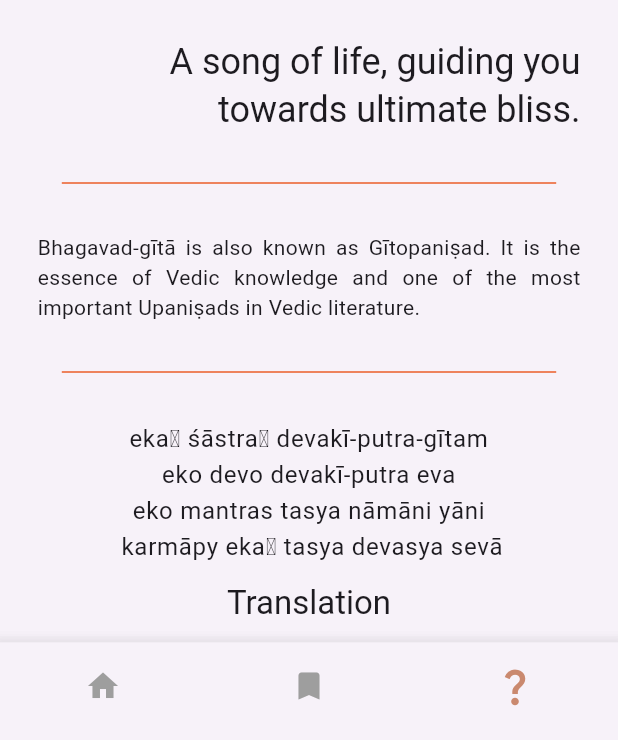
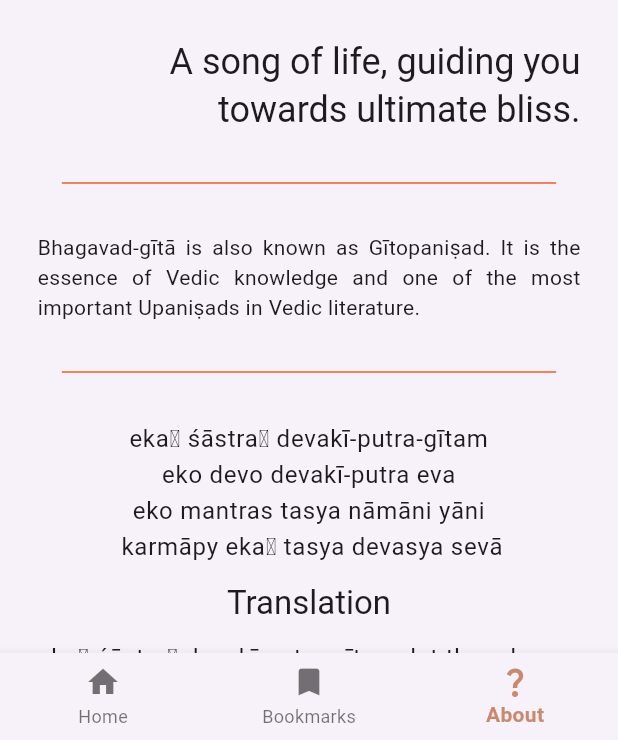
Before and after one commit to mishraaditya595/Gita-App, a Flutter app: the screen it shows after launch, item 3 of the bottom bar chosen, on a phone screen of 412 x 824 dp, the part 496-1236 px from its top. Run offline on Flutter 3.47's test engine with Material 2 defaults, Android fonts, the phone set to English and light mode, and no system bars; our stand-ins replace device_info_plus, firebase_core, firebase_crashlytics, firebase_messaging, firebase_remote_config, flutter_local_notifications and 10 more; missing offline and left inert: device_information, firebase_performance, loading_progress_indicator; accounts and stored records are empty; generated files the repository leaves out were written again.

Commit message:
changes in bottom nav bar ui

```diff
--- a/lib/main.dart
+++ b/lib/main.dart
@@ -82,6 +82,7 @@ class _MyAppState extends State<MyApp> {
 
       theme: ThemeData(
         useMaterial3: true,
+
         scaffoldBackgroundColor: HexColor(ColourConstants.backgroundWhite),
         cardColor: HexColor(ColourConstants.backgroundWhite)
       ),
--- a/lib/ui/bottombar/screen/bottom_bar.dart
+++ b/lib/ui/bottombar/screen/bottom_bar.dart
@@ -1,12 +1,6 @@
-import 'package:curved_labeled_navigation_bar/curved_navigation_bar.dart';
-import 'package:curved_labeled_navigation_bar/curved_navigation_bar_item.dart';
-import 'package:dot_navigation_bar/dot_navigation_bar.dart';
 import 'package:flutter/cupertino.dart';
 import 'package:flutter/material.dart';
-import 'package:get_it/get_it.dart';
-import 'package:in_app_review/in_app_review.dart';
 import 'package:provider/provider.dart';
-import 'package:sbg/ui/bottombar/services/in_app_review_service.dart';
 import '../../../utils/colour_constants.dart';
 import '../../../utils/hexcolor.dart';
 import '../../bookmark/provider/bookmark_provider.dart';
@@ -43,9 +37,6 @@ class _BottomBarState extends State<BottomBar> {
 
   @override
   Widget build(BuildContext context) {
-
-
-
     return MultiProvider(
       providers: [
         ChangeNotifierProvider(
@@ -77,66 +68,24 @@ class _BottomBarState extends State<BottomBar> {
         ),
         body: pages[selectedIndex],
         extendBody: false,
-        bottomNavigationBar: Material(
-          elevation: 10,
-          child:
-          Container(
-            height: 65,
-            child: BottomNavigationBar(
-              elevation: 10,
+        bottomNavigationBar:
+        BottomNavigationBar(
           currentIndex: selectedIndex,
           backgroundColor: HexColor(ColourConstants.backgroundWhite),
-              type: BottomNavigationBarType.fixed,
-              selectedLabelStyle:  TextStyle(
-                  fontWeight: FontWeight.bold, color: HexColor(ColourConstants.antiqueBrass)),
-              unselectedLabelStyle:
-              const TextStyle(fontWeight: FontWeight.bold, color: Colors.black),
+          fixedColor: HexColor(ColourConstants.antiqueBrass),
+          selectedLabelStyle:  const TextStyle(
+              fontWeight: FontWeight.bold),
           selectedIconTheme:
-              IconThemeData(color: HexColor(ColourConstants.antiqueBrass), size: 30),
-              unselectedIconTheme: const IconThemeData(
-                color: Colors.grey,
-              ),
-              showUnselectedLabels: false,
-              showSelectedLabels: false,
+          IconThemeData(color: HexColor(ColourConstants.antiqueBrass)),
           onTap: _onItemTapped,
           items: const <BottomNavigationBarItem>[
-                BottomNavigationBarItem(icon: Icon(Icons.home), label: ""),
+            BottomNavigationBarItem(icon: Icon(Icons.home), label: "Home"),
             BottomNavigationBarItem(
-                    icon: Icon(Icons.bookmark), label: ""),
+                icon: Icon(Icons.bookmark), label: "Bookmarks"),
             BottomNavigationBarItem(
-                    icon: Icon(Icons.question_mark), label: ""),
+                icon: Icon(Icons.question_mark), label: "About"),
             // BottomNavigationBarItem(icon: Icon(Icons.more), label: "More"),
           ],
-            ),
-          ),
-
-          // CurvedNavigationBar(
-          //     height: 45,
-          //     color: HexColor(ColourConstants.backgroundWhite),
-          //     backgroundColor: HexColor(ColourConstants.antiqueBrass),
-          //     buttonBackgroundColor: HexColor(ColourConstants.antiqueBrass),
-          //     iconPadding: 8,
-          //     items: [
-          //       CurvedNavigationBarItem(
-          //         child: selectedIndex == 0
-          //             ? Icon(Icons.home_filled, color: HexColor(ColourConstants.backgroundWhite),)
-          //             : const Icon(Icons.home_outlined),
-          //         // label: 'Home',
-          //       ),
-          //       CurvedNavigationBarItem(
-          //         child: selectedIndex == 1
-          //             ? Icon(Icons.bookmark, color: HexColor(ColourConstants.backgroundWhite),)
-          //             : const Icon(Icons.bookmark_outline),
-          //         // label: 'My Bookmarks',
-          //       ),
-          //       CurvedNavigationBarItem(
-          //         child: selectedIndex == 2
-          //             ? Icon(Icons.info, color: HexColor(ColourConstants.backgroundWhite),)
-          //             : const Icon(Icons.info_outline),
-          //         // label: 'Info',
-          //       ),
-          //     ],
-          //     onTap: _onItemTapped),
         ),
       ),
     );
--- a/pubspec.yaml
+++ b/pubspec.yaml
@@ -63,7 +63,6 @@ dependencies:
   hive_flutter: ^1.1.0
   hive_generator: ^2.0.0
 
-
 dev_dependencies:
   build_runner: ^2.0.0
 #  objectbox_generator: any
```
Also changed, not shown: pubspec.lock. Lines whose indentation alone changed are shown as unchanged.
